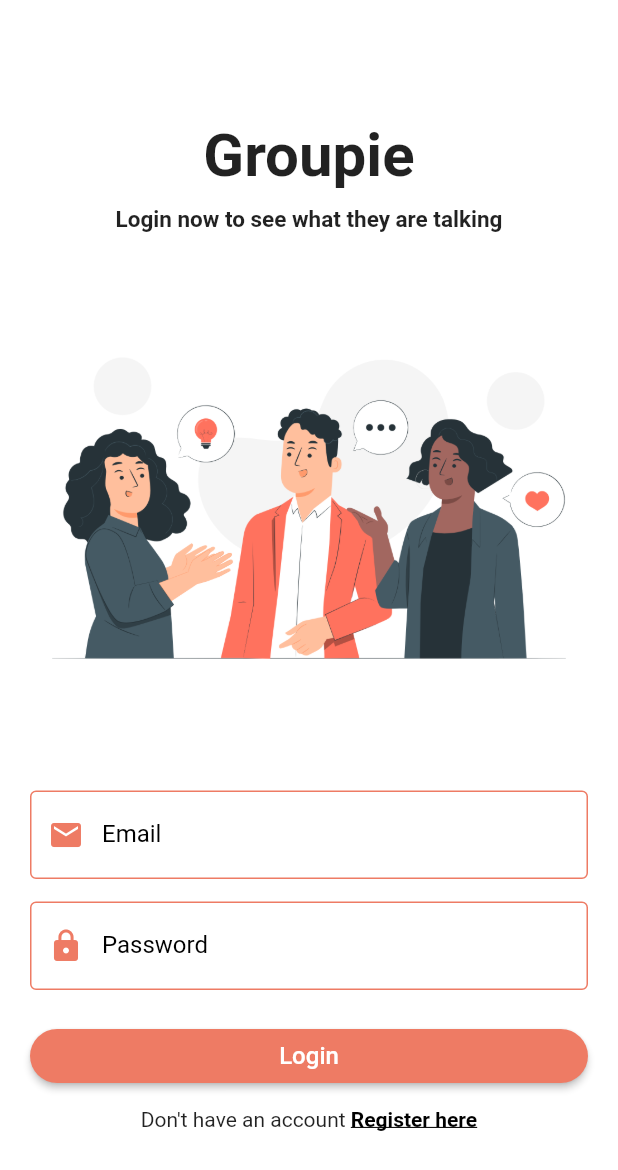
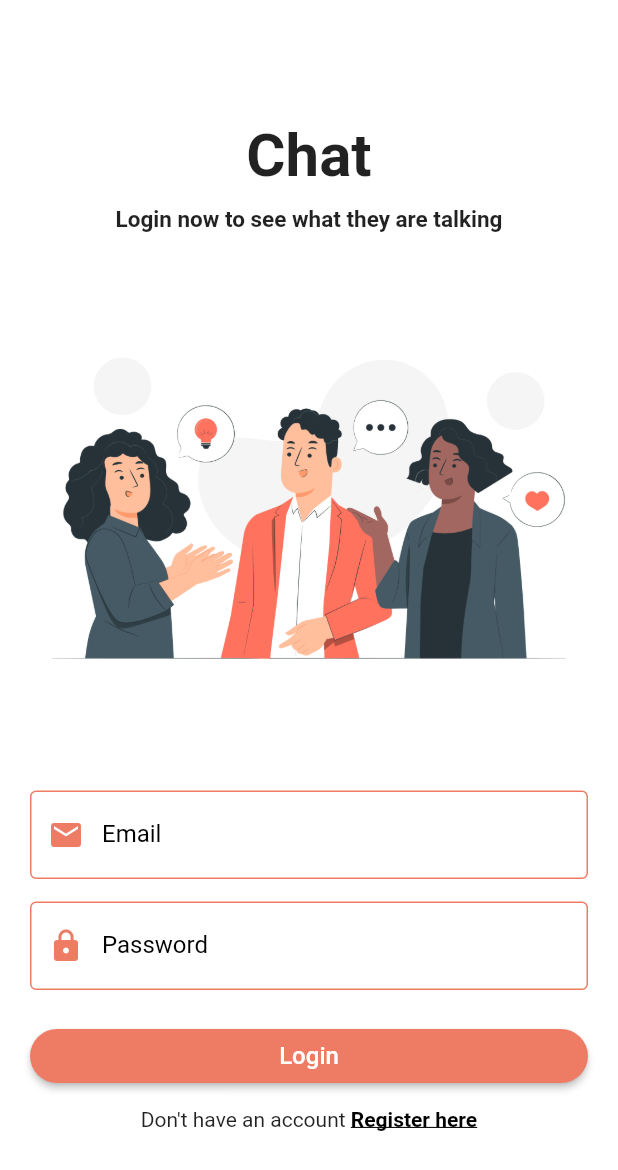
Before and after one commit to KrishnakumarS31/Chat, a Flutter app: the screen it shows after launch, on a phone screen of 412 x 824 dp. Shown: the top 1170 px of the screen. Run offline on Flutter 3.47's test engine with Material 2 defaults, Android fonts, the phone set to English and light mode, and no system bars; our stand-ins replace cloud_firestore, firebase_auth, firebase_core, shared_preferences; accounts and stored records are empty.

Commit message:
first app

```diff
--- a/lib/screens/login_screen.dart
+++ b/lib/screens/login_screen.dart
@@ -44,7 +44,7 @@ class _LoginScreenState extends State<LoginScreen> {
                       crossAxisAlignment: CrossAxisAlignment.center,
                       children: [
                         const Text(
-                          'Groupie',
+                          'Chat',
                           style: TextStyle(
                             fontSize: 40,
                             fontWeight: FontWeight.bold,
--- a/lib/screens/register_screen.dart
+++ b/lib/screens/register_screen.dart
@@ -43,7 +43,7 @@ class _RegisterScreenState extends State<RegisterScreen> {
                       crossAxisAlignment: CrossAxisAlignment.center,
                       children: [
                         const Text(
-                          'Groupie',
+                          'Chat',
                           style: TextStyle(
                             fontSize: 40,
                             fontWeight: FontWeight.bold,
```
